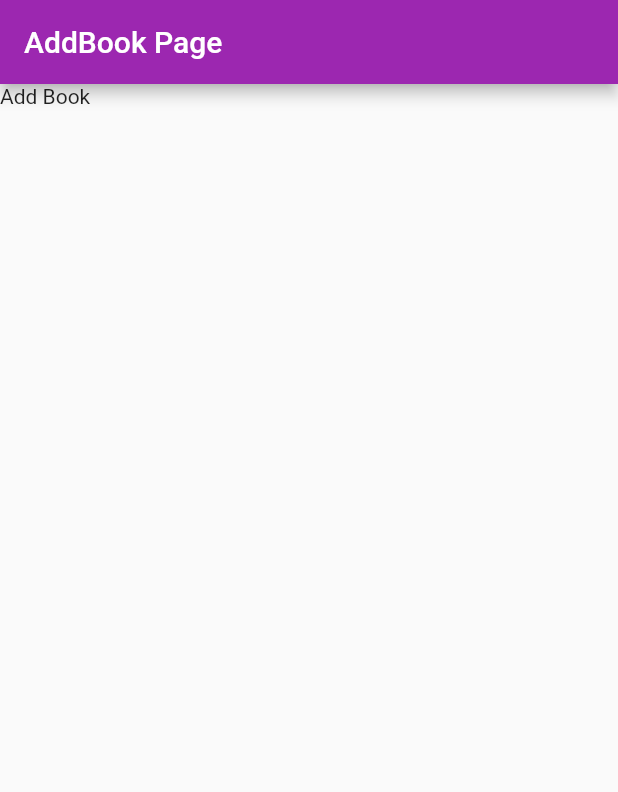
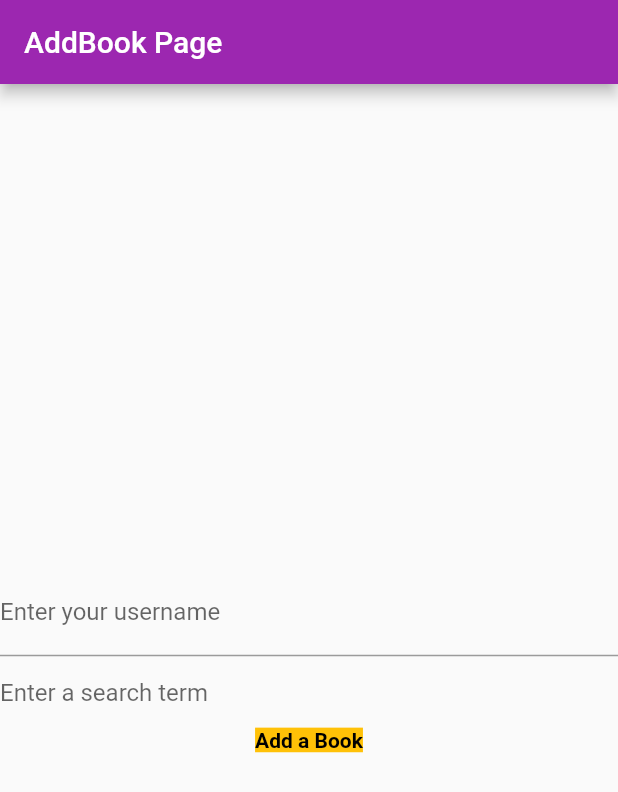
Before and after one commit to RoneeMRayhan/em_school, a Flutter app: the AddBook screen opened directly, on a phone screen of 412 x 824 dp. Shown: the top 792 px of the screen. Run offline on Flutter 3.47's test engine with Material 2 defaults, Android fonts, the phone set to English and light mode, and no system bars; our stand-ins replace cloud_firestore, firebase_database, fluttertoast, timeago; accounts and stored records are empty.

Commit message:
TextFormField and TextField added

```diff
--- a/lib/screens/add_book.dart
+++ b/lib/screens/add_book.dart
@@ -11,6 +11,7 @@ class AddBook extends StatefulWidget {
 
 class _AddBookState extends State<AddBook> {
   static String title = 't', author = 'a';
+
   @override
   Widget build(BuildContext context) {
     return Scaffold(
@@ -18,11 +19,31 @@ class _AddBookState extends State<AddBook> {
         title: Text('AddBook Page'),
       ),
       body: Column(
+        mainAxisAlignment: MainAxisAlignment.center,
+        crossAxisAlignment: CrossAxisAlignment.center,
         children: <Widget>[
+          TextFormField(
+            decoration: InputDecoration(labelText: 'Enter your username'),
+          ),
+          TextField(
+            decoration: InputDecoration(
+                border: InputBorder.none, hintText: 'Enter a search term'),
+          ),
           Row(
+            mainAxisAlignment: MainAxisAlignment.center,
             children: <Widget>[
+              /* TextField(
+                decoration: InputDecoration(
+                    border: InputBorder.none, hintText: 'Enter a search term'),
+              ), */
               GestureDetector(
-                child: Text('Add Book'),
+                child: Text(
+                  'Add a Book',
+                  style: TextStyle(
+                      backgroundColor: Colors.amber,
+                      color: Colors.black,
+                      fontWeight: FontWeight.bold),
+                ),
                 onTap: () {
                   Firestore.instance
                       .collection('books')
```
